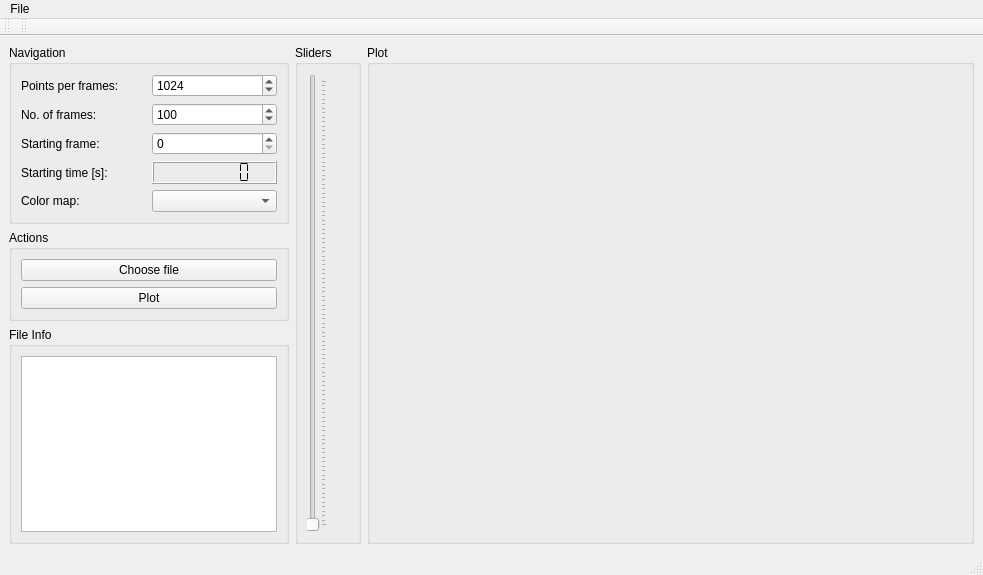
Qt form mainwindow.ui (xaratustrah/iqtools) before a commit.
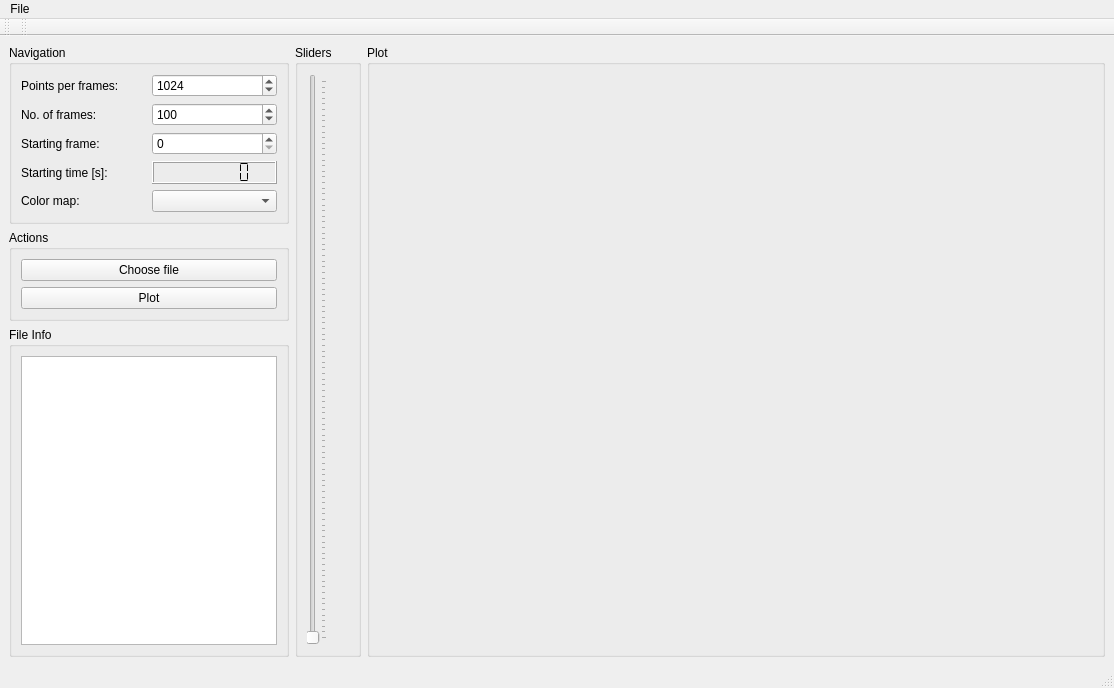
The same form after that commit. Custom widgets are drawn as their Qt base class.

Diff of the .ui file:
```diff
--- a/mainwindow.ui
+++ b/mainwindow.ui
@@ -6,8 +6,8 @@
    <rect>
     <x>0</x>
     <y>0</y>
-    <width>983</width>
-    <height>575</height>
+    <width>1114</width>
+    <height>688</height>
    </rect>
   </property>
   <property name="windowTitle">
@@ -215,7 +215,7 @@
     <rect>
      <x>0</x>
      <y>0</y>
-     <width>983</width>
+     <width>1114</width>
      <height>22</height>
     </rect>
    </property>
```
